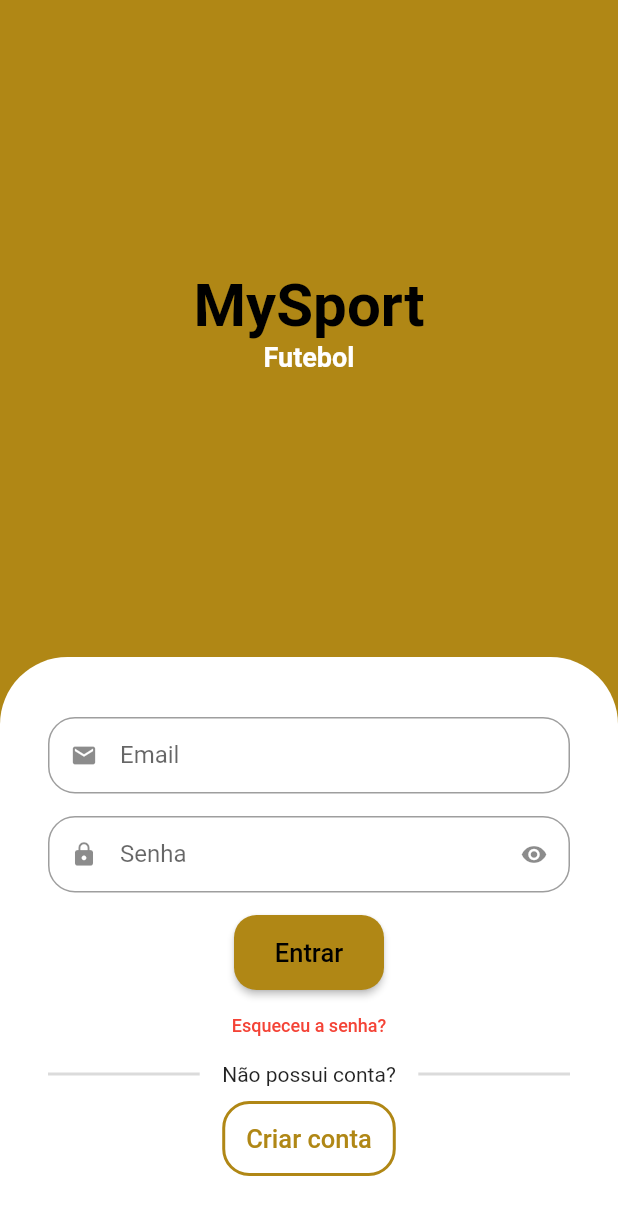
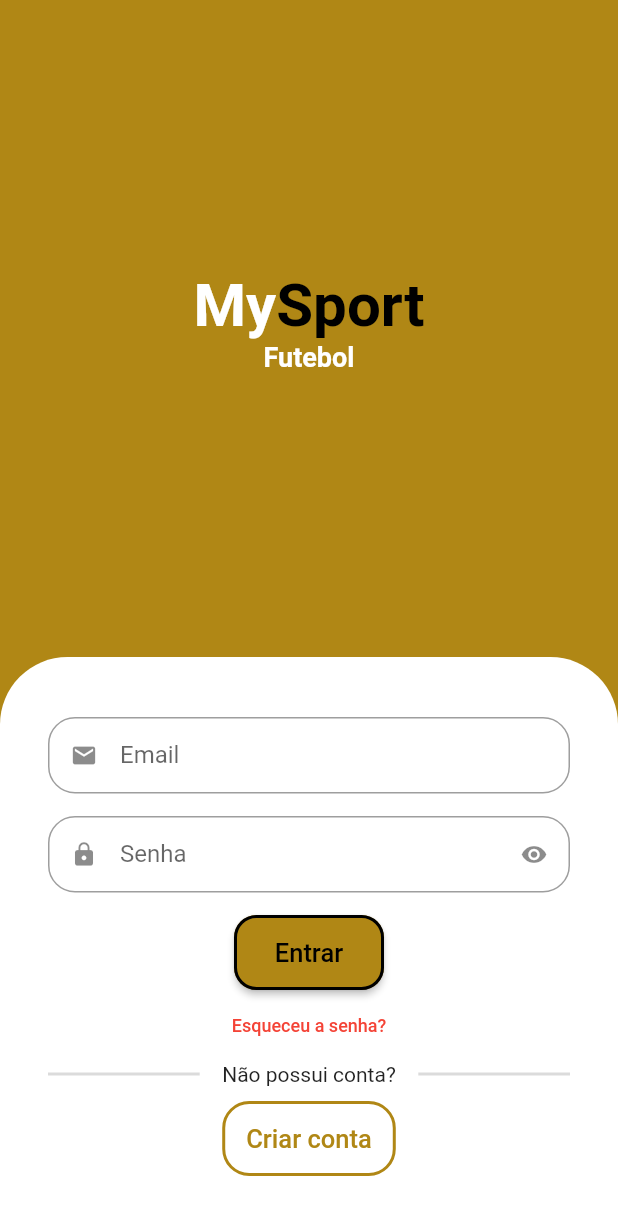
Before and after one commit to ValterNoleto/My_Sport, a Flutter app: the screen it shows after launch, after a tap on "Entrar", on a phone screen of 412 x 824 dp. Shown: the top 1215 px of the screen. Run offline on Flutter 3.47's test engine with Material 2 defaults, Android fonts, the phone set to English and light mode, and no system bars; drawn by our look-alikes of animated_text_kit.

Commit message:
mudanças visuais

```diff
--- a/lib/main.dart
+++ b/lib/main.dart
@@ -3,11 +3,11 @@ import 'package:my_sport/src/auth/sign_in_screen.dart';
 import 'package:my_sport/src/config/custom_colors.dart';
 
 void main() {
-  runApp(const MyApp());
+  runApp(const MySport());
 }
 
-class MyApp extends StatelessWidget {
-  const MyApp({Key? key}) : super(key: key);
+class MySport extends StatelessWidget {
+  const MySport({Key? key}) : super(key: key);
 
   // This widget is the root of your application.
   @override
--- a/lib/src/auth/sign_in_screen.dart
+++ b/lib/src/auth/sign_in_screen.dart
@@ -2,6 +2,7 @@ import 'package:animated_text_kit/animated_text_kit.dart';
 import 'package:flutter/src/foundation/key.dart';
 import 'package:flutter/src/widgets/framework.dart';
 import 'package:flutter/material.dart';
+import 'package:my_sport/src/auth/sign_up_screen.dart';
 import 'package:my_sport/src/config/custom_colors.dart';
 
 import 'components/custom_text_field.dart';
@@ -35,7 +36,7 @@ class SignInScreen extends StatelessWidget {
                           TextSpan(
                             text: 'My',
                             style: TextStyle(
-                              color: Colors.black,
+                              color: Colors.white,
                               fontWeight: FontWeight.bold,
                             ),
                           ),
@@ -113,6 +114,10 @@ class SignInScreen extends StatelessWidget {
                           shape: RoundedRectangleBorder(
                             borderRadius: BorderRadius.circular(15),
                           ),
+                          side: const BorderSide(
+                            width: 2,
+                            color: Colors.black,
+                          ),
                         ),
                         onPressed: () {},
                         child: const Text(
@@ -175,7 +180,15 @@ class SignInScreen extends StatelessWidget {
                             color: CustomColors.customSwatchColor,
                           ),
                         ),
-                        onPressed: () {},
+                        onPressed: () {
+                          Navigator.of(context).push(
+                            MaterialPageRoute(
+                              builder: (c) {
+                                return SignUpScreen();
+                              },
+                            ),
+                          );
+                        },
                         child: const Text(
                           'Criar conta',
                           style: TextStyle(
```
Also changed, not shown: 1 other file.
